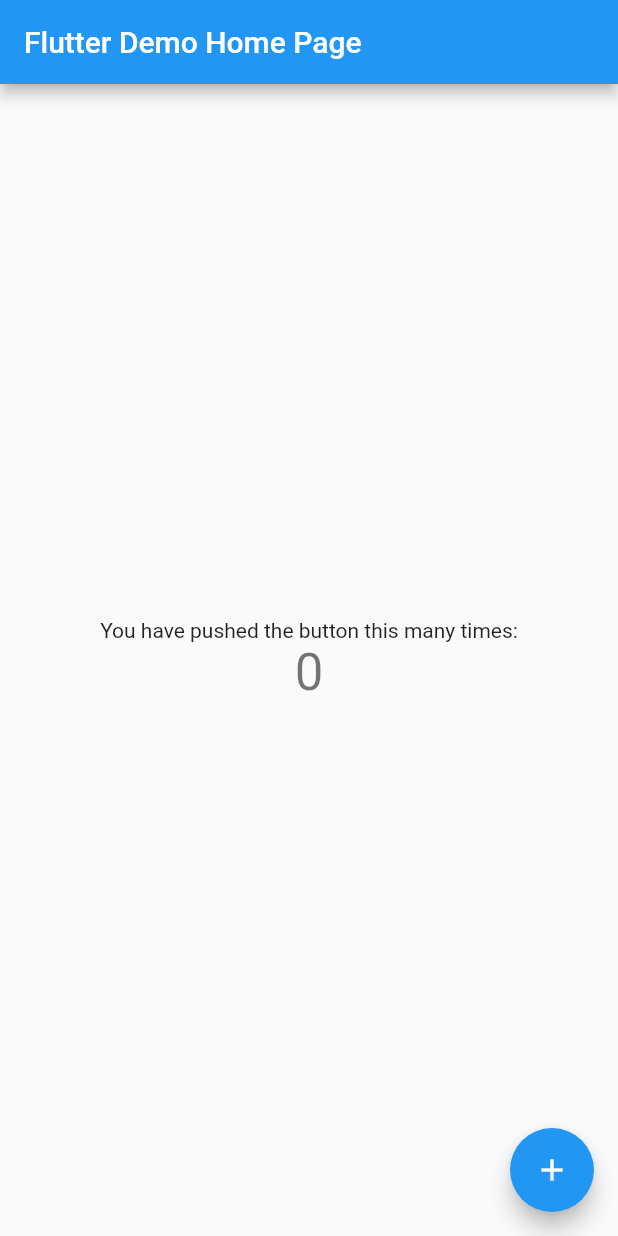
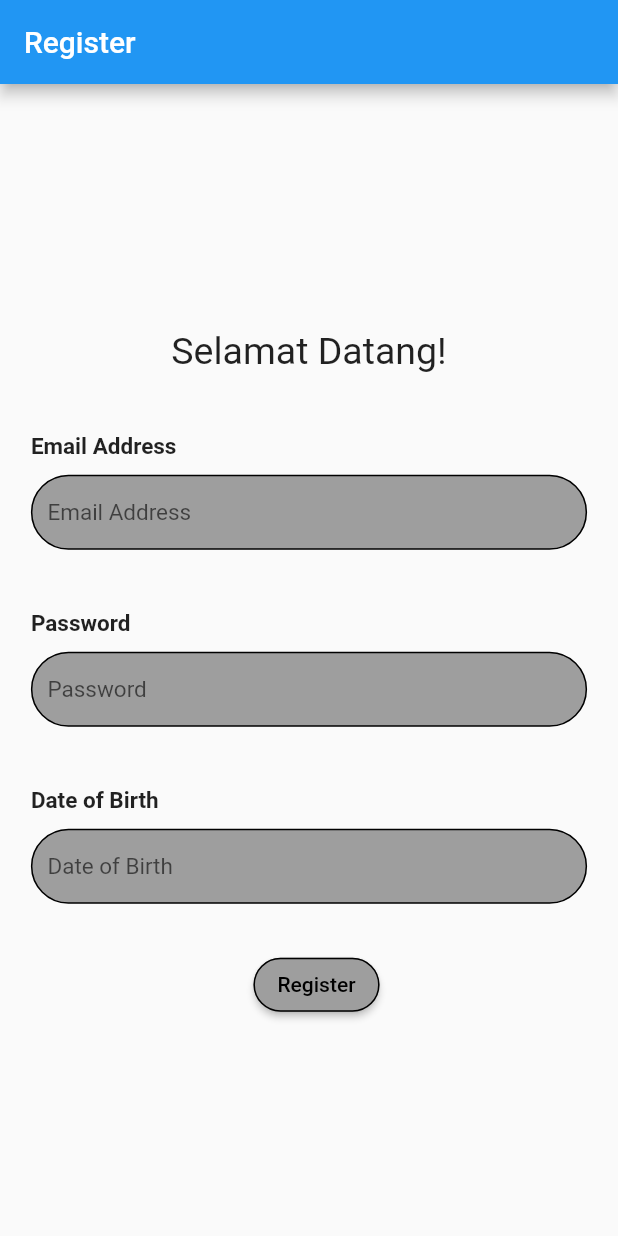
Before and after one commit to nyomanari21/Tubes_Provis_Healthy_Better, a Flutter app: the screen it shows after launch, on a phone screen of 412 x 824 dp. Run offline on Flutter 3.47's test engine with Material 2 defaults, Android fonts, the light colour scheme and no system bars.

Commit message:
Update 1.0
Tambah frontend login dan register

```diff
--- a/healthy_better/lib/main.dart
+++ b/healthy_better/lib/main.dart
@@ -1,4 +1,6 @@
 import 'package:flutter/material.dart';
+import 'package:healthy_better/login_screen.dart';
+import 'package:healthy_better/register_screen.dart';
 
 void main() {
   runApp(const MyApp());
@@ -13,33 +15,15 @@
     return MaterialApp(
       title: 'Flutter Demo',
       theme: ThemeData(
-        // This is the theme of your application.
-        //
-        // Try running your application with "flutter run". You'll see the
-        // application has a blue toolbar. Then, without quitting the app, try
-        // changing the primarySwatch below to Colors.green and then invoke
-        // "hot reload" (press "r" in the console where you ran "flutter run",
-        // or simply save your changes to "hot reload" in a Flutter IDE).
-        // Notice that the counter didn't reset back to zero; the application
-        // is not restarted.
         primarySwatch: Colors.blue,
       ),
-      home: const MyHomePage(title: 'Flutter Demo Home Page'),
+      home: RegisterScreen(),
     );
   }
 }
 
 class MyHomePage extends StatefulWidget {
   const MyHomePage({super.key, required this.title});
-
-  // This widget is the home page of your application. It is stateful, meaning
-  // that it has a State object (defined below) that contains fields that affect
-  // how it looks.
-
-  // This class is the configuration for the state. It holds the values (in this
-  // case the title) provided by the parent (in this case the App widget) and
-  // used by the build method of the State. Fields in a Widget subclass are
-  // always marked "final".
 
   final String title;
 
@@ -52,47 +36,18 @@
 
   void _incrementCounter() {
     setState(() {
-      // This call to setState tells the Flutter framework that something has
-      // changed in this State, which causes it to rerun the build method below
-      // so that the display can reflect the updated values. If we changed
-      // _counter without calling setState(), then the build method would not be
-      // called again, and so nothing would appear to happen.
       _counter++;
     });
   }
 
   @override
   Widget build(BuildContext context) {
-    // This method is rerun every time setState is called, for instance as done
-    // by the _incrementCounter method above.
-    //
-    // The Flutter framework has been optimized to make rerunning build methods
-    // fast, so that you can just rebuild anything that needs updating rather
-    // than having to individually change instances of widgets.
     return Scaffold(
       appBar: AppBar(
-        // Here we take the value from the MyHomePage object that was created by
-        // the App.build method, and use it to set our appbar title.
         title: Text(widget.title),
       ),
       body: Center(
-        // Center is a layout widget. It takes a single child and positions it
-        // in the middle of the parent.
         child: Column(
-          // Column is also a layout widget. It takes a list of children and
-          // arranges them vertically. By default, it sizes itself to fit its
-          // children horizontally, and tries to be as tall as its parent.
-          //
-          // Invoke "debug painting" (press "p" in the console, choose the
-          // "Toggle Debug Paint" action from the Flutter Inspector in Android
-          // Studio, or the "Toggle Debug Paint" command in Visual Studio Code)
-          // to see the wireframe for each widget.
-          //
-          // Column has various properties to control how it sizes itself and
-          // how it positions its children. Here we use mainAxisAlignment to
-          // center the children vertically; the main axis here is the vertical
-          // axis because Columns are vertical (the cross axis would be
-          // horizontal).
           mainAxisAlignment: MainAxisAlignment.center,
           children: <Widget>[
             const Text(
@@ -109,7 +64,7 @@
         onPressed: _incrementCounter,
         tooltip: 'Increment',
         child: const Icon(Icons.add),
-      ), // This trailing comma makes auto-formatting nicer for build methods.
+      ),
     );
   }
 }
--- /dev/null
+++ b/healthy_better/lib/register_screen.dart
@@ -0,0 +1,181 @@
+import 'package:flutter/material.dart';
+import 'package:intl/intl.dart';
+
+class RegisterScreen extends StatefulWidget {
+  const RegisterScreen({super.key});
+
+  @override
+  State<RegisterScreen> createState() => _RegisterScreenState();
+}
+
+class _RegisterScreenState extends State<RegisterScreen> {
+  TextEditingController contEmail = new TextEditingController();
+  TextEditingController contPass = new TextEditingController();
+  TextEditingController contDoB = new TextEditingController();
+
+  @override
+  Widget build(BuildContext context) {
+    return Scaffold(
+      appBar: AppBar(
+        title: Text("Register"),
+      ),
+      body: Center(
+        child: Column(
+          mainAxisAlignment: MainAxisAlignment.center,
+          children: [
+            // Title
+            Container(
+                margin: EdgeInsets.all(20),
+                child: Text("Selamat Datang!", style: TextStyle(fontSize: 25))
+            ),
+            // Box Email
+            Container(
+              width: MediaQuery.of(context).size.width * 0.9,
+              margin: EdgeInsets.all(20),
+              // Isi
+              child: Column(
+                crossAxisAlignment: CrossAxisAlignment.start,
+                children: [
+                  // Email Title
+                  Text("Email Address", style: TextStyle(fontWeight: FontWeight.bold, fontSize: 15),),
+                  // Email
+                  Container(
+                    margin: EdgeInsets.fromLTRB(0, 10, 0, 0),
+                    padding: EdgeInsets.fromLTRB(10, 0, 10, 0),
+                    decoration: BoxDecoration(
+                        color: Colors.grey,
+                        borderRadius: BorderRadius.circular(25),
+                        border: Border.all()
+                    ),
+                    child: TextField(
+                      decoration: InputDecoration(
+                          border: InputBorder.none,
+                          hintText: 'Email Address'
+                      ),
+                      style: TextStyle(fontSize: 15),
+                      controller: contEmail,
+                    )
+                  ),
+                ],
+              ),
+            ),
+            // Box Password
+            Container(
+              width: MediaQuery.of(context).size.width * 0.9,
+              margin: EdgeInsets.all(20),
+              // Isi
+              child: Column(
+                crossAxisAlignment: CrossAxisAlignment.start,
+                children: [
+                  // Password Title
+                  Text("Password", style: TextStyle(fontWeight: FontWeight.bold, fontSize: 15),),
+                  // Password
+                  Container(
+                    margin: EdgeInsets.fromLTRB(0, 10, 0, 0),
+                    padding: EdgeInsets.fromLTRB(10, 0, 10, 0),
+                    decoration: BoxDecoration(
+                        color: Colors.grey,
+                        borderRadius: BorderRadius.circular(25),
+                        border: Border.all()
+                    ),
+                    child: TextField(
+                      obscureText: true,
+                      decoration: InputDecoration(
+                          border: InputBorder.none,
+                          hintText: 'Password'
+                      ),
+                      style: TextStyle(fontSize: 15),
+                      controller: contPass,
+                    )
+                  ),
+                ],
+              ),
+            ),
+            // Box Date of Birth
+            Container(
+              width: MediaQuery.of(context).size.width * 0.9,
+              margin: EdgeInsets.all(20),
+              // Isi
+              child: Column(
+                crossAxisAlignment: CrossAxisAlignment.start,
+                children: [
+                  // Date of Birth Title
+                  Text("Date of Birth", style: TextStyle(fontWeight: FontWeight.bold, fontSize: 15),),
+                  // Date of Birth
+                  Container(
+                    margin: EdgeInsets.fromLTRB(0, 10, 0, 0),
+                    padding: EdgeInsets.fromLTRB(10, 0, 10, 0),
+                    decoration: BoxDecoration(
+                        color: Colors.grey,
+                        borderRadius: BorderRadius.circular(25),
+                        border: Border.all()
+                    ),
+                    child: TextField(
+                      decoration: InputDecoration(
+                          border: InputBorder.none,
+                          hintText: 'Date of Birth'
+                      ),
+                      style: TextStyle(fontSize: 15),
+                      controller: contDoB,
+                      readOnly: true,
+                      // Control date picker
+                      onTap: () async {
+                        DateTime? pickedDate = await showDatePicker(
+                            context: context,
+                            initialDate: DateTime.now(), //get today's date
+                            firstDate:DateTime(1900), //DateTime.now() - not to allow to choose before today.
+                            lastDate: DateTime(2101)
+                        );
+                        if (pickedDate!=null){
+                          setState(() {
+                            String formattedDate = DateFormat('yyyy-MM-dd').format(pickedDate);
+                            //You can format date as per your need
+                            contDoB.text=formattedDate;
+                          });
+                        }
+                        else{
+                          print("Date not selected");
+                        }
+                      },
+                    )
+                  ),
+                ],
+              ),
+            ),
+            // Buttons
+            Container(
+              margin: EdgeInsets.fromLTRB(0, 10, 0, 0),
+              padding: EdgeInsets.fromLTRB(10, 0, 10, 0),
+              child: Row(
+                mainAxisAlignment: MainAxisAlignment.center,
+                children: [
+                  Container(
+                    // Button Register
+                    margin: EdgeInsets.fromLTRB(10, 0, 0, 0),
+                    child: ElevatedButton(
+                      style: ButtonStyle(
+                          backgroundColor: MaterialStatePropertyAll(Colors.grey),
+                          shape: MaterialStateProperty.all<RoundedRectangleBorder>(
+                              RoundedRectangleBorder(
+                                  borderRadius: BorderRadius.circular(20),
+                                  side: BorderSide(color: Colors.black)
+                              )
+                          )
+                      ),
+                      onPressed: (){
+                        setState(() {
+                          // Function Register
+                        });
+                      },
+                      child: Text("Register", style: TextStyle(color: Colors.black),),
+                    ),
+                  ),
+                ],
+              ),
+            ),
+          ],
+        ),
+      ),
+    );
+  }
+}
--- a/healthy_better/pubspec.yaml
+++ b/healthy_better/pubspec.yaml
@@ -36,6 +36,7 @@
   # The following adds the Cupertino Icons font to your application.
   # Use with the CupertinoIcons class for iOS style icons.
   cupertino_icons: ^1.0.2
+  intl: ^0.18.0
 
 dev_dependencies:
   flutter_test:
```
Also changed, not shown: healthy_better/lib/login_screen.dart (added, +149 -0 lines), healthy_better/pubspec.lock.
